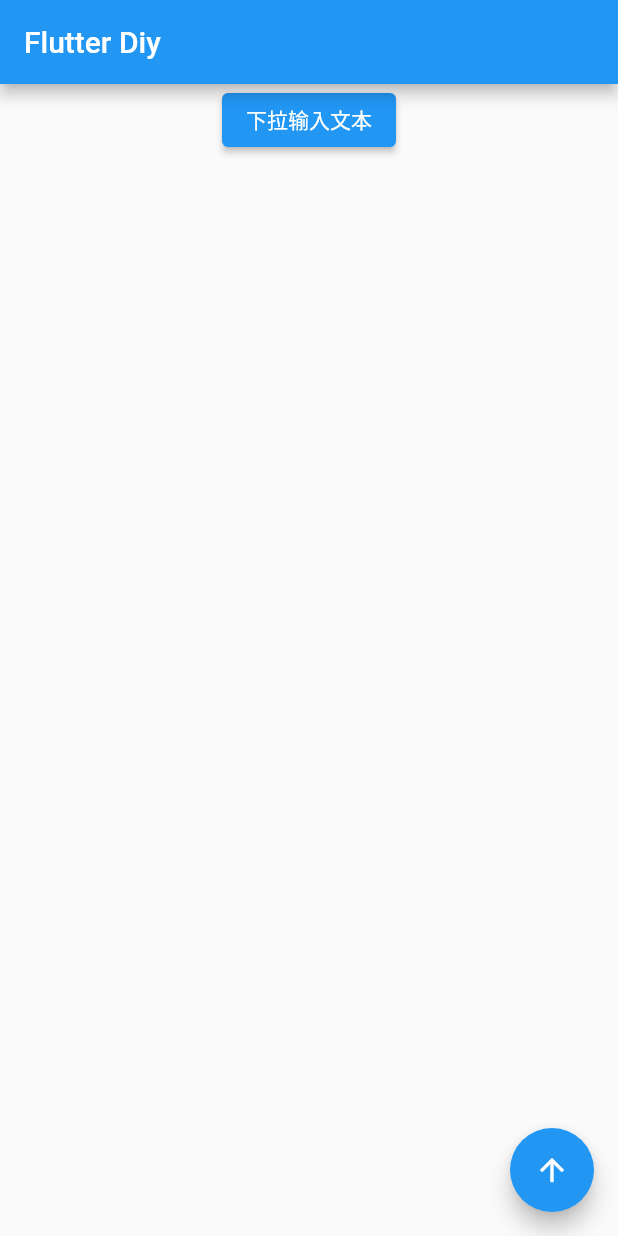
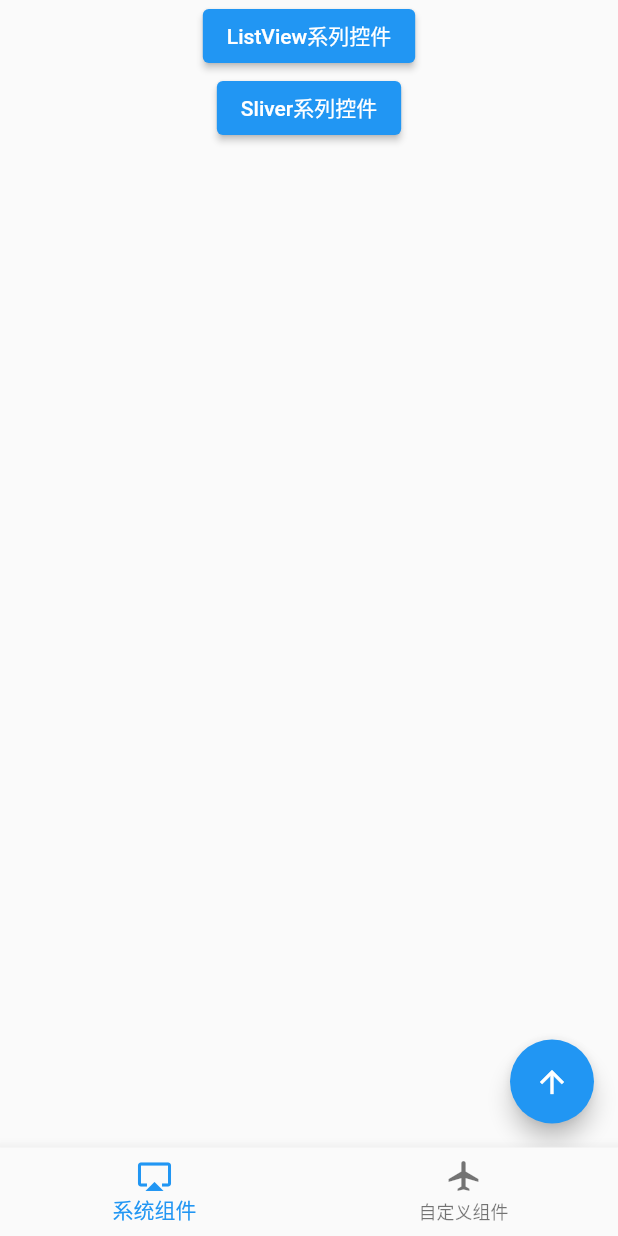
Before and after one commit to TryImpossible/flutter-diy, a Flutter app: the screen it shows after launch, on a phone screen of 412 x 824 dp. Run offline on Flutter 3.47's test engine with Material 2 defaults, Android fonts, the phone set to English and light mode, and no system bars.

Commit message:
Sliver的普通用法，Grid和List的混合使用

```diff
--- a/app/lib/main.dart
+++ b/app/lib/main.dart
@@ -1,4 +1,4 @@
-import 'package:app/pages/main_page.dart';
+import 'package:app/pages/main_activity.dart';
 import 'package:flutter/material.dart';
 
 void main() {
@@ -23,7 +23,7 @@ class MyApp extends StatelessWidget {
         // is not restarted.
         primarySwatch: Colors.blue,
       ),
-      home: MainPage(),
+      home: MainActivity(),
     );
   }
 }
--- a/app/lib/pages/dropdown_text_field_page.dart
+++ b/app/lib/pages/dropdown_text_field_activity.dart
@@ -1,8 +1,8 @@
 import 'package:flutter/material.dart';
 import 'package:flutter_diy/widget/dropdown_text_field.dart';
 
-class DropdownTextFieldPage extends StatelessWidget {
-  const DropdownTextFieldPage({Key? key}) : super(key: key);
+class DropdownTextFieldActivity extends StatelessWidget {
+  const DropdownTextFieldActivity({Key? key}) : super(key: key);
 
   @override
   Widget build(BuildContext context) {
--- /dev/null
+++ b/app/lib/pages/framework_widget_fragment.dart
@@ -0,0 +1,54 @@
+import 'package:app/pages/listview/list_view_widget_activity.dart';
+import 'package:app/pages/sliver/sliver_widget_activity.dart';
+import 'package:flutter/material.dart';
+
+class FrameworkWidgetFragment extends StatefulWidget {
+  FrameworkWidgetFragment({Key? key}) : super(key: key);
+
+  @override
+  _FrameworkWidgetFragmentState createState() =>
+      _FrameworkWidgetFragmentState();
+}
+
+class _FrameworkWidgetFragmentState extends State<FrameworkWidgetFragment> {
+  void _topping() {}
+
+  @override
+  Widget build(BuildContext context) {
+    return Scaffold(
+      body: SizedBox.expand(
+        child: SingleChildScrollView(
+          padding: EdgeInsets.zero,
+          child: Column(
+            mainAxisAlignment: MainAxisAlignment.center,
+            children: <Widget>[
+              SizedBox(height: MediaQuery.of(context).padding.top),
+              _buildItem('ListView系列控件', ListViewWidgetActivity()),
+              _buildItem('Sliver系列控件', SliverWidgetActivity()),
+            ],
+          ),
+        ),
+      ),
+      floatingActionButton: FloatingActionButton(
+        onPressed: _topping,
+        tooltip: 'topping',
+        child: Icon(Icons.arrow_upward),
+      ),
+    );
+  }
+
+  Widget _buildItem(String title, Widget page) {
+    return ElevatedButton(
+      onPressed: () {
+        Navigator.of(context).push(
+          MaterialPageRoute(
+            builder: (_) {
+              return page;
+            },
+          ),
+        );
+      },
+      child: Text(title),
+    );
+  }
+}
--- /dev/null
+++ b/app/lib/pages/main_activity.dart
@@ -0,0 +1,57 @@
+import 'package:app/pages/custom_widget_fragment.dart';
+import 'package:app/pages/framework_widget_fragment.dart';
+import 'package:flutter/material.dart';
+
+class MainActivity extends StatefulWidget {
+  MainActivity({Key? key}) : super(key: key);
+
+  @override
+  _MainActivityState createState() => _MainActivityState();
+}
+
+class _MainActivityState extends State<MainActivity> {
+  final PageController _pageController = PageController();
+  int _currentIndex = 0;
+
+  void _topping() {}
+
+  @override
+  Widget build(BuildContext context) {
+    return Scaffold(
+      body: _buildBody(),
+      bottomNavigationBar: _buildBottomNavigationBar(),
+    );
+  }
+
+  Widget _buildBody() {
+    return PageView(
+      physics: const NeverScrollableScrollPhysics(),
+      controller: _pageController,
+      children: <Widget>[
+        FrameworkWidgetFragment(),
+        CustomWidgetFragment(),
+      ],
+    );
+  }
+
+  Widget _buildBottomNavigationBar() {
+    return BottomNavigationBar(
+      currentIndex: _currentIndex,
+      items: <BottomNavigationBarItem>[
+        BottomNavigationBarItem(
+          icon: Icon(Icons.airplay),
+          label: '系统组件',
+        ),
+        BottomNavigationBarItem(
+          icon: Icon(Icons.airplanemode_active),
+          label: '自定义组件',
+        ),
+      ],
+      onTap: (int index) {
+        _pageController.jumpToPage(index);
+        _currentIndex = index;
+        setState(() {});
+      },
+    );
+  }
+}
--- a/app/lib/pages/main_page.dart
+++ /dev/null
@@ -1,53 +0,0 @@
-import 'package:app/pages/dropdown_text_field_page.dart';
-import 'package:flutter/material.dart';
-
-class MainPage extends StatefulWidget {
-  MainPage({Key? key}) : super(key: key);
-
-  @override
-  _MainPageState createState() => _MainPageState();
-}
-
-class _MainPageState extends State<MainPage> {
-  int _counter = 0;
-
-  void _incrementCounter() {
-    setState(() {
-      _counter++;
-    });
-  }
-
-  @override
-  Widget build(BuildContext context) {
-    return Scaffold(
-      appBar: AppBar(
-        title: Text('Flutter Diy'),
-      ),
-      body: SizedBox.expand(
-        child: SingleChildScrollView(
-          padding: EdgeInsets.zero,
-          child: Column(
-            mainAxisAlignment: MainAxisAlignment.center,
-            children: <Widget>[
-              ElevatedButton(
-                onPressed: () {
-                  Navigator.of(context).push(MaterialPageRoute(
-                    builder: (_) {
-                      return DropdownTextFieldPage();
-                    },
-                  ));
-                },
-                child: Text('下拉输入文本'),
-              ),
-            ],
-          ),
-        ),
-      ),
-      floatingActionButton: FloatingActionButton(
-        onPressed: _incrementCounter,
-        tooltip: 'Increment',
-        child: Icon(Icons.arrow_upward),
-      ),
-    );
-  }
-}
```
Also changed, not shown: app/lib/global.dart (added, +12 -0 lines), app/lib/pages/custom_widget_fragment.dart (added, +51 -0 lines), app/lib/pages/sliver/sliver_example_01_activity.dart (added, +142 -0 lines), app/lib/pages/sliver/sliver_widget_activity.dart (added, +37 -0 lines).
